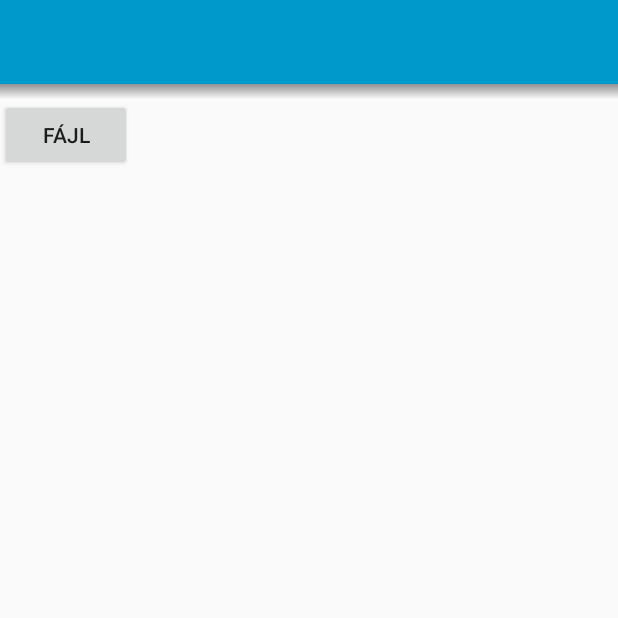
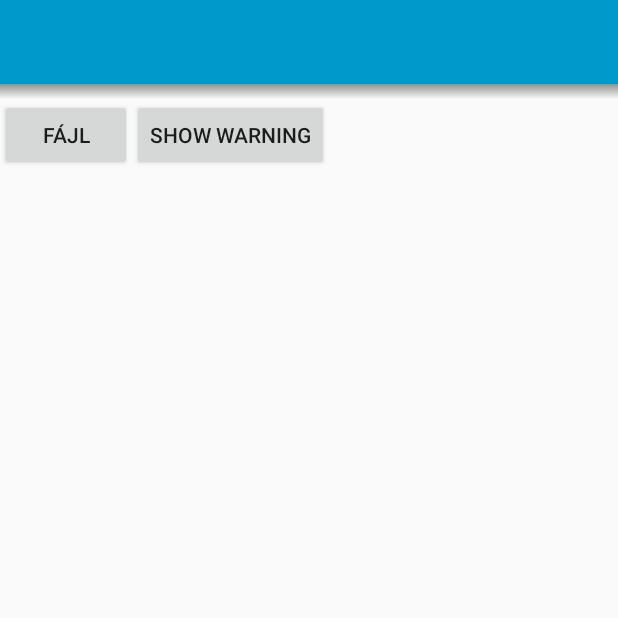
Before and after one commit to hmiklos95/android_databinding, an Android app: the screen it shows after launch (MainActivity), on a phone screen of 412 x 824 dp, the top half of it. Run offline under Robolectric (Android 15) with nearby library versions, the phone set to English and light mode, and no system bars; our stand-ins replace data binding; 1 statement that could not run was skipped.

Commit message:
adding warning toolbar

```diff
--- a/app/build.gradle
+++ b/app/build.gradle
@@ -26,8 +26,8 @@ android {
 dependencies {
     compile fileTree(dir: 'libs', include: ['*.jar'])
     testCompile 'junit:junit:4.12'
-    compile 'com.android.support:support-v4:23.0.3'
-    compile 'com.android.support:cardview-v7:+'
+    compile 'com.android.support:support-v4:23.4.0'
+    compile 'com.android.support:cardview-v7:23.4.0'
     compile 'com.android.support:appcompat-v7:23.4.0'
-    compile 'com.android.support:recyclerview-v7:+'
+    compile 'com.android.support:recyclerview-v7:23.4.0'
 }
--- a/app/src/main/java/hu/miklos/databinding_test/MainActivity.java
+++ b/app/src/main/java/hu/miklos/databinding_test/MainActivity.java
@@ -2,6 +2,8 @@ package hu.miklos.databinding_test;
 
 import android.content.Intent;
 import android.databinding.DataBindingUtil;
+import android.net.Uri;
+import android.support.v4.app.FragmentTransaction;
 import android.support.v7.app.AppCompatActivity;
 import android.os.Bundle;
 import android.view.View;
@@ -13,10 +15,13 @@ import java.util.ArrayList;
 import java.util.List;
 
 import hu.miklos.databinding_test.databinding.ActivityMainBinding;
+import layout.WarningFragment;
 
-public class MainActivity extends AppCompatActivity {
+public class MainActivity extends AppCompatActivity implements WarningFragment.OnFragmentInteractionListener{
 
     private static MainActivity instance;
+
+    private ActivityMainBinding binding;
     public MainActivity() {
         instance = this;
     }
@@ -24,7 +29,7 @@ public class MainActivity extends AppCompatActivity {
     protected void onCreate(Bundle savedInstanceState) {
         super.onCreate(savedInstanceState);
 
-        ActivityMainBinding binding = DataBindingUtil.setContentView(this, R.layout.activity_main);
+        binding = DataBindingUtil.setContentView(this, R.layout.activity_main);
 
         List<Person> persons = new ArrayList<>();
         persons.add(new Person("miki", "központikoli", "test@example.com", 22));
@@ -32,14 +37,19 @@ public class MainActivity extends AppCompatActivity {
         persons.add(new Person("kálmán", "központikoli", "test@example.com", 23));
 
         binding.setPersons(persons);
+        binding.setWarningShown(false);
     }
 
     public void openFileChoose(View view) {
         Intent intent = new Intent(Intent.ACTION_PICK);
         intent.setType("file/*");
         intent.setAction(Intent.ACTION_GET_CONTENT);
-        // 999 = request code, lehet akármi, ez lesz a requestcode, amire figyelnünk kell
+        // 999 = request code, this is for the file chooser request
         startActivityForResult(intent, 999);
+    }
+
+    public void showWarning(View view) {
+        getSupportFragmentManager().beginTransaction().add(WarningFragment.createForActivity(this), "warning").commit();
     }
 
 
@@ -58,4 +68,10 @@ public class MainActivity extends AppCompatActivity {
     public static MainActivity getInstance() {
         return instance;
     }
+
+    @Override
+    public void onFragmentInteraction(boolean fragmentShown) {
+        binding.setWarningShown(fragmentShown);
+        binding.executePendingBindings();
+    }
 }
--- a/app/src/main/res/layout/activity_main.xml
+++ b/app/src/main/res/layout/activity_main.xml
@@ -10,12 +10,17 @@
         <variable
             name="persons"
             type="java.util.List"></variable>
+
+        <variable
+            name="warningShown"
+            type="Boolean"></variable>
     </data>
 
     <LinearLayout
         android:layout_width="match_parent"
         android:layout_height="wrap_content"
-        android:orientation="vertical">
+        android:orientation="vertical"
+        >
 
         <android.support.v7.widget.Toolbar
             android:id="@+id/toolbar"
@@ -35,12 +40,24 @@
                 android:background="@drawable/toolbar_dropshadow" />
         </FrameLayout>
 
+        <LinearLayout
+            android:layout_width="match_parent"
+            android:layout_height="wrap_content"
+            android:paddingTop="@{warningShown ? @dimen/activity_vertical_margin : @dimen/activity_vertical_zero_margin}">
         <Button
             android:layout_width="wrap_content"
             android:layout_height="wrap_content"
             android:onClick="openFileChoose"
             android:text="Fájl" />
 
+        <Button
+            android:layout_width="wrap_content"
+            android:layout_height="wrap_content"
+            android:onClick="showWarning"
+            android:text="Show warning" />
+
+        </LinearLayout>
+
     </LinearLayout>
 
 
--- a/app/src/main/res/values/dimens.xml
+++ b/app/src/main/res/values/dimens.xml
@@ -2,4 +2,5 @@
     <!-- Default screen margins, per the Android Design guidelines. -->
     <dimen name="activity_horizontal_margin">16dp</dimen>
     <dimen name="activity_vertical_margin">16dp</dimen>
+    <dimen name="activity_vertical_zero_margin">0dp</dimen>
 </resources>
--- a/app/src/main/res/values/strings.xml
+++ b/app/src/main/res/values/strings.xml
@@ -1,3 +1,6 @@
 <resources>
     <string name="app_name">databinding_test</string>
+
+    <!-- TODO: Remove or change this placeholder text -->
+    <string name="hello_blank_fragment">Hello blank fragment</string>
 </resources>
```
Also changed, not shown: app/src/main/java/layout/WarningFragment.java (added, +88 -0 lines), app/src/main/res/layout/fragment_warning.xml (added, +15 -0 lines).
